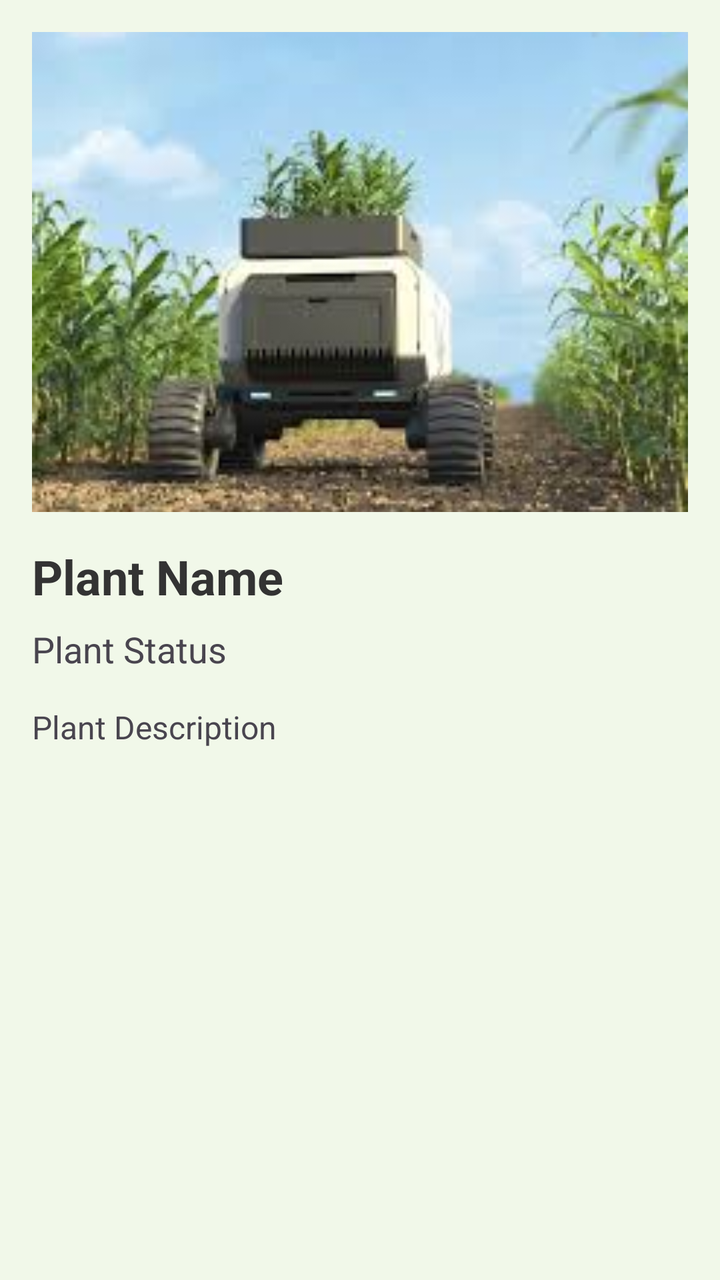
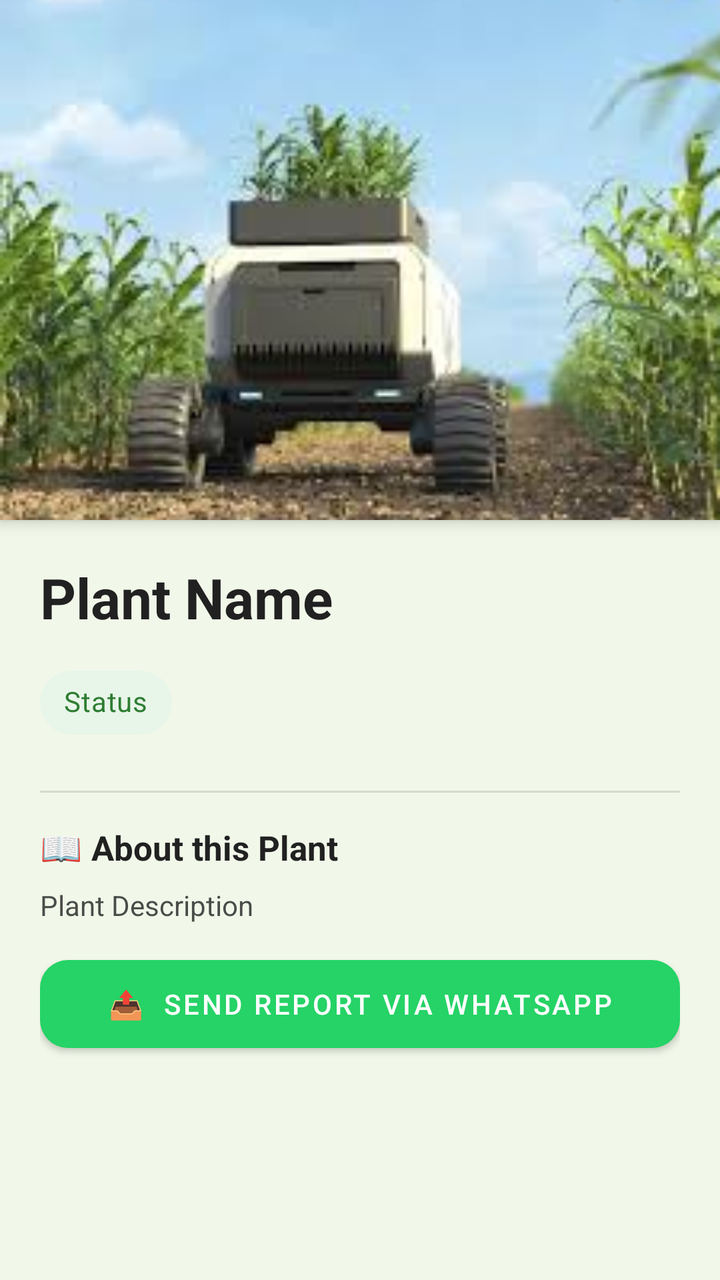

An Android layout rendered at two revisions. The XML below is the earlier revision; the diff shows what the commit changed to produce the second picture.
<!-- AndroidManifest.xml: application theme Theme.AgriAssist -->
<!-- res/layout/fragment_plant_detail.xml -->
<?xml version="1.0" encoding="utf-8"?>
<ScrollView xmlns:android="http://schemas.android.com/apk/res/android"
    xmlns:app="http://schemas.android.com/apk/res-auto"
    xmlns:tools="http://schemas.android.com/tools"
    android:layout_width="match_parent"
    android:layout_height="match_parent"
    android:background="#F1F8E9"
    tools:context=".PlantDetailFragment">

    <LinearLayout
        android:layout_width="match_parent"
        android:layout_height="wrap_content"
        android:orientation="vertical"
        android:padding="16dp">

        <ImageView
            android:id="@+id/plant_image_detail"
            android:layout_width="match_parent"
            android:layout_height="240dp"
            android:scaleType="centerCrop"
            android:src="@drawable/img" />

        <TextView
            android:id="@+id/plant_name_detail"
            android:layout_width="wrap_content"
            android:layout_height="wrap_content"
            android:layout_marginTop="16dp"
            android:text="Plant Name"
            android:textColor="#333333"
            android:textSize="24sp"
            android:textStyle="bold" />

        <TextView
            android:id="@+id/plant_status_detail"
            android:layout_width="wrap_content"
            android:layout_height="wrap_content"
            android:layout_marginTop="8dp"
            android:text="Plant Status"
            android:textSize="18sp" />

        <TextView
            android:id="@+id/plant_description"
            android:layout_width="wrap_content"
            android:layout_height="wrap_content"
            android:layout_marginTop="16dp"
            android:text="Plant Description"
            android:textSize="16sp" />

    </LinearLayout>
</ScrollView>
<!-- resources referenced by this layout -->
<resources>
  <!-- drawable img: png bitmap (drawable, 113759 bytes) -->
  <style name="Theme.AgriAssist" parent="Base.Theme.AgriAssist" />
  <style name="Base.Theme.AgriAssist" parent="Theme.Material3.DayNight.NoActionBar">
          
          
      </style>
</resources>

<!-- the commit's change to res/layout/fragment_plant_detail.xml (unified diff, before → after) -->
@@ -1,50 +1,214 @@
 <?xml version="1.0" encoding="utf-8"?>
 <ScrollView xmlns:android="http://schemas.android.com/apk/res/android"
     xmlns:app="http://schemas.android.com/apk/res-auto"
-    xmlns:tools="http://schemas.android.com/tools"
     android:layout_width="match_parent"
     android:layout_height="match_parent"
-    android:background="#F1F8E9"
-    tools:context=".PlantDetailFragment">
+    android:background="?android:attr/windowBackground">
 
     <LinearLayout
         android:layout_width="match_parent"
         android:layout_height="wrap_content"
         android:orientation="vertical"
-        android:padding="16dp">
-
-        <ImageView
-            android:id="@+id/plant_image_detail"
+        android:paddingBottom="32dp">
+
+        
+        <com.google.android.material.card.MaterialCardView
             android:layout_width="match_parent"
-            android:layout_height="240dp"
-            android:scaleType="centerCrop"
-            android:src="@drawable/img" />
-
-        <TextView
-            android:id="@+id/plant_name_detail"
-            android:layout_width="wrap_content"
             android:layout_height="wrap_content"
-            android:layout_marginTop="16dp"
-            android:text="Plant Name"
-            android:textColor="#333333"
-            android:textSize="24sp"
-            android:textStyle="bold" />
-
-        <TextView
-            android:id="@+id/plant_status_detail"
-            android:layout_width="wrap_content"
+            app:cardCornerRadius="0dp"
+            app:cardElevation="4dp">
+            <ImageView
+                android:id="@+id/plant_image_detail"
+                android:layout_width="match_parent"
+                android:layout_height="260dp"
+                android:scaleType="centerCrop"
+                android:src="@drawable/img" />
+        </com.google.android.material.card.MaterialCardView>
+
+        <LinearLayout
+            android:layout_width="match_parent"
             android:layout_height="wrap_content"
-            android:layout_marginTop="8dp"
-            android:text="Plant Status"
-            android:textSize="18sp" />
-
-        <TextView
-            android:id="@+id/plant_description"
-            android:layout_width="wrap_content"
-            android:layout_height="wrap_content"
-            android:layout_marginTop="16dp"
-            android:text="Plant Description"
-            android:textSize="16sp" />
-
+            android:orientation="vertical"
+            android:padding="20dp">
+
+            
+            <LinearLayout
+                android:layout_width="match_parent"
+                android:layout_height="wrap_content"
+                android:orientation="horizontal"
+                android:gravity="center_vertical">
+
+                <LinearLayout
+                    android:layout_width="0dp"
+                    android:layout_height="wrap_content"
+                    android:layout_weight="1"
+                    android:orientation="vertical">
+
+                    <TextView
+                        android:id="@+id/plant_name_detail"
+                        android:layout_width="wrap_content"
+                        android:layout_height="wrap_content"
+                        android:text="Plant Name"
+                        android:textColor="?attr/colorOnSurface"
+                        android:textSize="28sp"
+                        android:textStyle="bold" />
+
+                    <TextView
+                        android:id="@+id/plant_scientific_name"
+                        android:layout_width="wrap_content"
+                        android:layout_height="wrap_content"
+                        android:text=""
+                        android:textColor="?attr/colorSecondary"
+                        android:textSize="14sp"
+                        android:fontFamily="serif"
+                        android:textStyle="italic"
+                        android:visibility="gone" />
+                </LinearLayout>
+
+                
+                <TextView
+                    android:id="@+id/badge_ai_scanned"
+                    android:layout_width="wrap_content"
+                    android:layout_height="wrap_content"
+                    android:background="#E8F5E9"
+                    android:paddingHorizontal="10dp"
+                    android:paddingVertical="4dp"
+                    android:text="🤖 AI Scanned"
+                    android:textColor="#2E7D32"
+                    android:textSize="11sp"
+                    android:textStyle="bold"
+                    android:visibility="gone" />
+            </LinearLayout>
+
+            
+            <LinearLayout
+                android:layout_width="match_parent"
+                android:layout_height="wrap_content"
+                android:orientation="horizontal"
+                android:layout_marginTop="10dp">
+
+                <com.google.android.material.chip.Chip
+                    android:id="@+id/plant_status_detail"
+                    android:layout_width="wrap_content"
+                    android:layout_height="wrap_content"
+                    android:layout_marginEnd="8dp"
+                    android:text="Status"
+                    app:chipBackgroundColor="#E8F5E9"
+                    app:chipStrokeWidth="0dp"
+                    android:textColor="#2E7D32" />
+
+                <com.google.android.material.chip.Chip
+                    android:id="@+id/chip_family"
+                    android:layout_width="wrap_content"
+                    android:layout_height="wrap_content"
+                    android:layout_marginEnd="8dp"
+                    android:text=""
+                    app:chipBackgroundColor="#F3E5F5"
+                    app:chipStrokeWidth="0dp"
+                    android:textColor="#7B1FA2"
+                    android:visibility="gone" />
+
+                <com.google.android.material.chip.Chip
+                    android:id="@+id/chip_genus"
+                    android:layout_width="wrap_content"
+                    android:layout_height="wrap_content"
+                    android:text=""
+                    app:chipBackgroundColor="#E3F2FD"
+                    app:chipStrokeWidth="0dp"
+                    android:textColor="#1565C0"
+                    android:visibility="gone" />
+            </LinearLayout>
+
+            
+            <View
+                android:layout_width="match_parent"
+                android:layout_height="1dp"
+                android:background="?attr/colorControlHighlight"
+                android:layout_marginTop="20dp"
+                android:layout_marginBottom="16dp" />
+
+            
+            <TextView
+                android:layout_width="wrap_content"
+                android:layout_height="wrap_content"
+                android:text="📖 About this Plant"
+                android:textColor="?attr/colorOnSurface"
+                android:textSize="17sp"
+                android:textStyle="bold"
+                android:layout_marginBottom="8dp" />
+
+            <TextView
+                android:id="@+id/plant_description"
+                android:layout_width="match_parent"
+                android:layout_height="wrap_content"
+                android:text="Plant Description"
+                android:lineSpacingMultiplier="1.5"
+                android:textColor="?attr/colorOnSurface"
+                android:alpha="0.8"
+                android:textSize="14sp" />
+
+            
+            <com.google.android.material.card.MaterialCardView
+                android:id="@+id/card_care_info"
+                android:layout_width="match_parent"
+                android:layout_height="wrap_content"
+                android:layout_marginTop="20dp"
+                android:visibility="gone"
+                app:cardBackgroundColor="#E8F5E9"
+                app:cardCornerRadius="16dp"
+                app:cardElevation="0dp">
+
+                <LinearLayout
+                    android:layout_width="match_parent"
+                    android:layout_height="wrap_content"
+                    android:orientation="vertical"
+                    android:padding="16dp">
+
+                    <TextView
+                        android:layout_width="wrap_content"
+                        android:layout_height="wrap_content"
+                        android:text="🪴 Care Guide"
+                        android:textColor="#1B5E20"
+                        android:textSize="16sp"
+                        android:textStyle="bold"
+                        android:layout_marginBottom="10dp" />
+
+                    <TextView
+                        android:id="@+id/plant_care_info"
+                        android:layout_width="match_parent"
+                        android:layout_height="wrap_content"
+                        android:text=""
+                        android:textColor="#2E7D32"
+                        android:textSize="13sp"
+                        android:lineSpacingMultiplier="1.8" />
+                </LinearLayout>
+            </com.google.android.material.card.MaterialCardView>
+
+            
+            <com.google.android.material.button.MaterialButton
+                android:id="@+id/btn_remove_plant"
+                style="@style/Widget.MaterialComponents.Button.OutlinedButton"
+                android:layout_width="match_parent"
+                android:layout_height="52dp"
+                android:layout_marginTop="16dp"
+                android:text="🗑️  Remove from My Plants"
+                android:textColor="#D32F2F"
+                app:strokeColor="#D32F2F"
+                app:cornerRadius="14dp"
+                android:visibility="gone" />
+
+            
+            <com.google.android.material.button.MaterialButton
+                android:id="@+id/btn_whatsapp_share"
+                style="@style/Widget.MaterialComponents.Button"
+                android:layout_width="match_parent"
+                android:layout_height="56dp"
+                android:layout_marginTop="12dp"
+                android:text="📤  Send Report via WhatsApp"
+                app:cornerRadius="14dp"
+                app:backgroundTint="#25D366"
+                android:textColor="@android:color/white" />
+
+        </LinearLayout>
     </LinearLayout>
 </ScrollView>
<!-- resource entries referenced after the edit -->
@@ -2,9 +2,18 @@
 <resources>
   <!-- drawable img: png bitmap (drawable, 113759 bytes) -->
   <style name="Theme.AgriAssist" parent="Base.Theme.AgriAssist" />
-  <style name="Base.Theme.AgriAssist" parent="Theme.Material3.DayNight.NoActionBar">
-          
-          
+  <style name="Base.Theme.AgriAssist" parent="Theme.MaterialComponents.DayNight.NoActionBar">
+          <item name="colorPrimary">#2E7D32</item>
+          <item name="colorPrimaryVariant">#1B5E20</item>
+          <item name="colorOnPrimary">@android:color/white</item>
+          <item name="colorSecondary">#8BC34A</item>
+          <item name="colorSecondaryVariant">#689F38</item>
+          <item name="colorOnSecondary">@android:color/black</item>
+          <item name="android:statusBarColor">?attr/colorPrimaryVariant</item>
+          <item name="colorSurface">#FFFFFF</item>
+          <item name="colorOnSurface">#212121</item>
+          <item name="android:windowBackground">@color/backgroundColor</item>
       </style>
+  <color name="backgroundColor">#F1F8E9</color>
 </resources>
 
